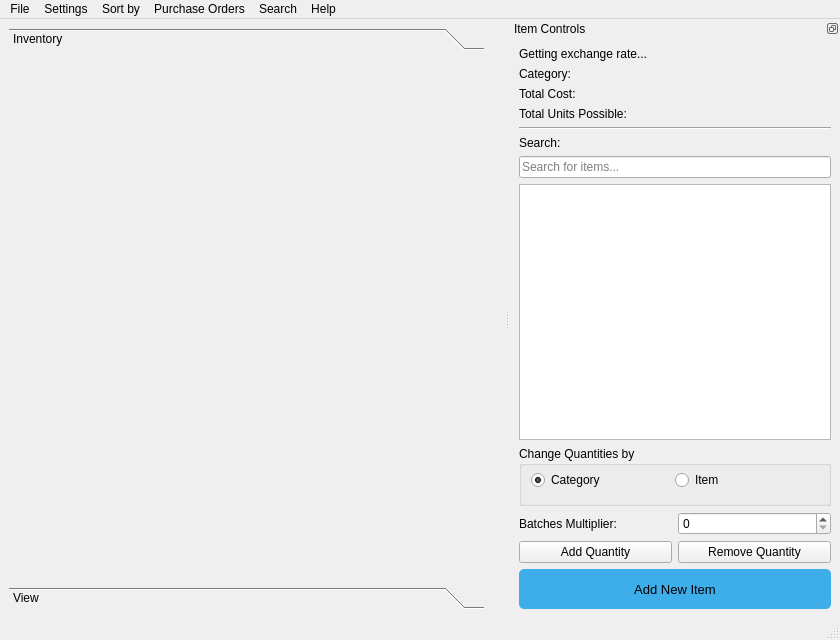
TheCodingJsoftware/Invigo, file ui/main_menu.ui: the form before one commit.
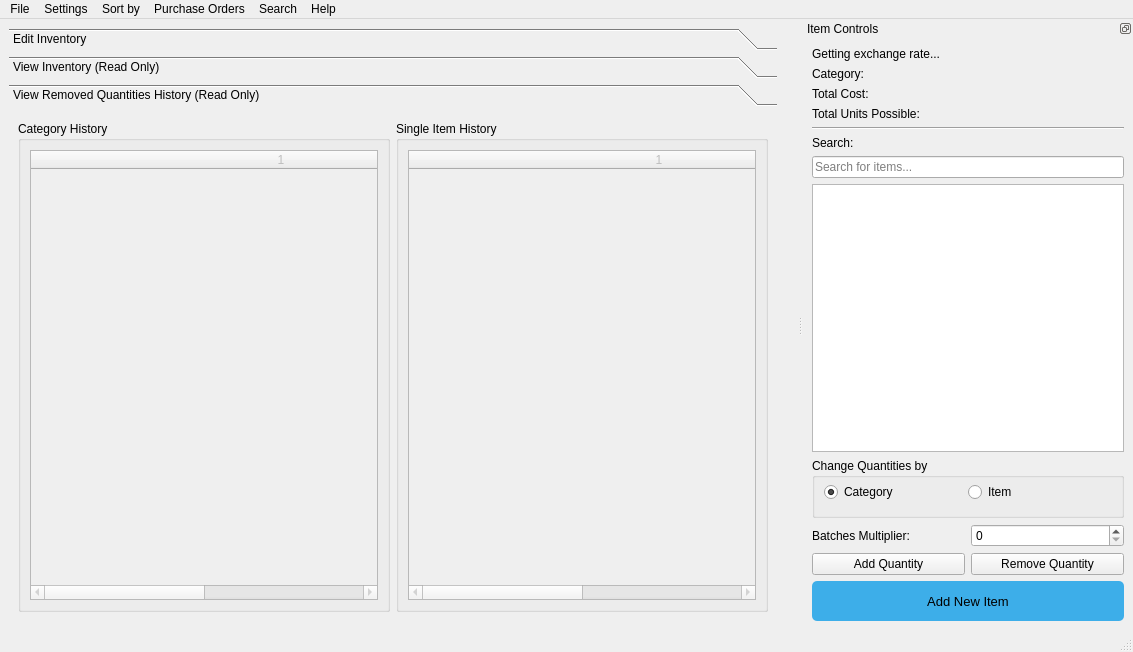
The form after the commit.

Patch:
```diff
--- a/ui/main_menu.ui
+++ b/ui/main_menu.ui
@@ -7,8 +7,8 @@
    <rect>
     <x>0</x>
     <y>0</y>
-    <width>840</width>
-    <height>640</height>
+    <width>1133</width>
+    <height>652</height>
    </rect>
   </property>
   <property name="acceptDrops">
@@ -31,19 +31,19 @@
        <enum>QFrame::Plain</enum>
       </property>
       <property name="currentIndex">
-       <number>0</number>
+       <number>2</number>
       </property>
       <widget class="QWidget" name="inventory_page">
        <property name="geometry">
         <rect>
          <x>0</x>
          <y>0</y>
-         <width>477</width>
-         <height>519</height>
+         <width>770</width>
+         <height>504</height>
         </rect>
        </property>
        <attribute name="label">
-        <string>Inventory</string>
+        <string>Edit Inventory</string>
        </attribute>
        <attribute name="toolTip">
         <string>Manage all items</string>
@@ -64,7 +64,7 @@
         </rect>
        </property>
        <attribute name="label">
-        <string>View</string>
+        <string>View Inventory (Read Only)</string>
        </attribute>
        <attribute name="toolTip">
         <string>View all inventory items as read only.</string>
@@ -79,6 +79,95 @@
         </item>
        </layout>
       </widget>
+      <widget class="QWidget" name="history_page">
+       <property name="geometry">
+        <rect>
+         <x>0</x>
+         <y>0</y>
+         <width>770</width>
+         <height>504</height>
+        </rect>
+       </property>
+       <attribute name="label">
+        <string>View Removed Quantities History (Read Only)</string>
+       </attribute>
+       <layout class="QHBoxLayout" name="horizontalLayout_7">
+        <item>
+         <layout class="QVBoxLayout" name="verticalLayout_5">
+          <item>
+           <layout class="QHBoxLayout" name="horizontalLayout_11">
+            <item>
+             <widget class="QGroupBox" name="groupBox_2">
+              <property name="title">
+               <string>Category History</string>
+              </property>
+              <layout class="QHBoxLayout" name="horizontalLayout_12">
+               <item>
+                <widget class="QTableWidget" name="categoryHistoryTable">
+                 <property name="enabled">
+                  <bool>false</bool>
+                 </property>
+                 <property name="rowCount">
+                  <number>0</number>
+                 </property>
+                 <property name="columnCount">
+                  <number>2</number>
+                 </property>
+                 <attribute name="horizontalHeaderDefaultSectionSize">
+                  <number>500</number>
+                 </attribute>
+                 <attribute name="horizontalHeaderMinimumSectionSize">
+                  <number>42</number>
+                 </attribute>
+                 <attribute name="verticalHeaderDefaultSectionSize">
+                  <number>30</number>
+                 </attribute>
+                 <attribute name="verticalHeaderMinimumSectionSize">
+                  <number>28</number>
+                 </attribute>
+                 <column/>
+                 <column/>
+                </widget>
+               </item>
+              </layout>
+             </widget>
+            </item>
+            <item>
+             <widget class="QGroupBox" name="groupBox_3">
+              <property name="title">
+               <string>Single Item History</string>
+              </property>
+              <layout class="QHBoxLayout" name="horizontalLayout_13">
+               <item>
+                <widget class="QTableWidget" name="singleItemHistoryTable">
+                 <property name="enabled">
+                  <bool>false</bool>
+                 </property>
+                 <property name="rowCount">
+                  <number>0</number>
+                 </property>
+                 <property name="columnCount">
+                  <number>2</number>
+                 </property>
+                 <attribute name="horizontalHeaderDefaultSectionSize">
+                  <number>500</number>
+                 </attribute>
+                 <attribute name="horizontalHeaderMinimumSectionSize">
+                  <number>42</number>
+                 </attribute>
+                 <column/>
+                 <column/>
+                </widget>
+               </item>
+              </layout>
+             </widget>
+            </item>
+           </layout>
+          </item>
+         </layout>
+        </item>
+       </layout>
+      </widget>
      </widget>
     </item>
     <item>
@@ -98,7 +187,7 @@
     <rect>
      <x>0</x>
      <y>0</y>
-     <width>840</width>
+     <width>1133</width>
      <height>21</height>
     </rect>
    </property>
```
Left out of the diff: 19 changed lines with no effect on the pictures.
